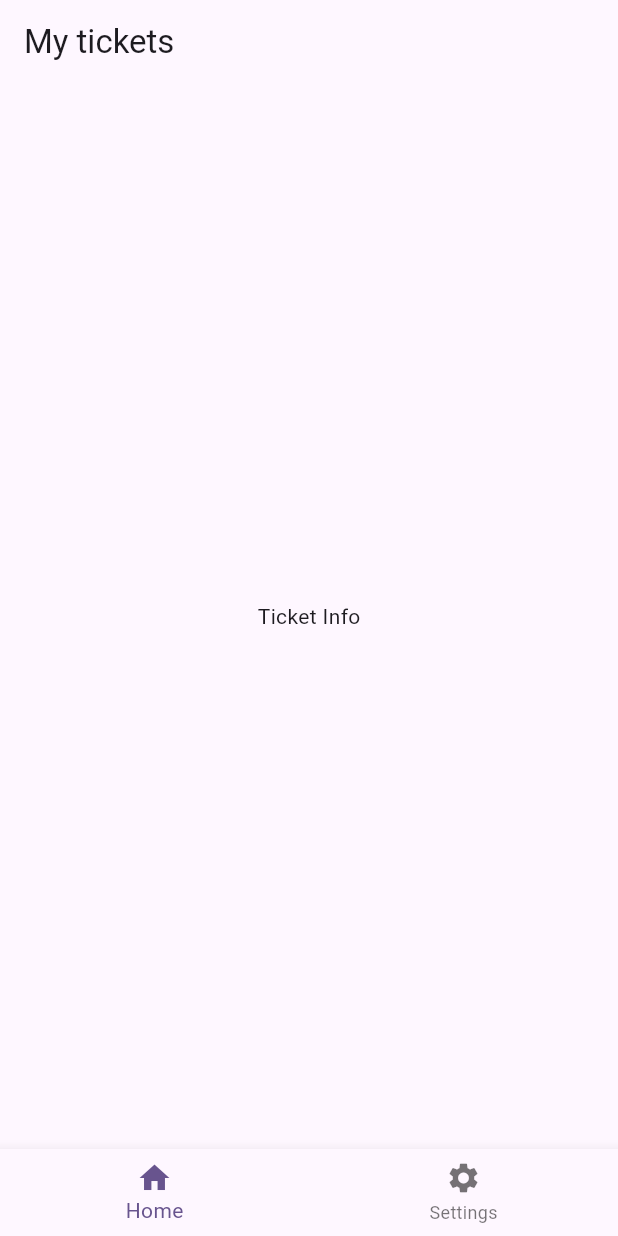
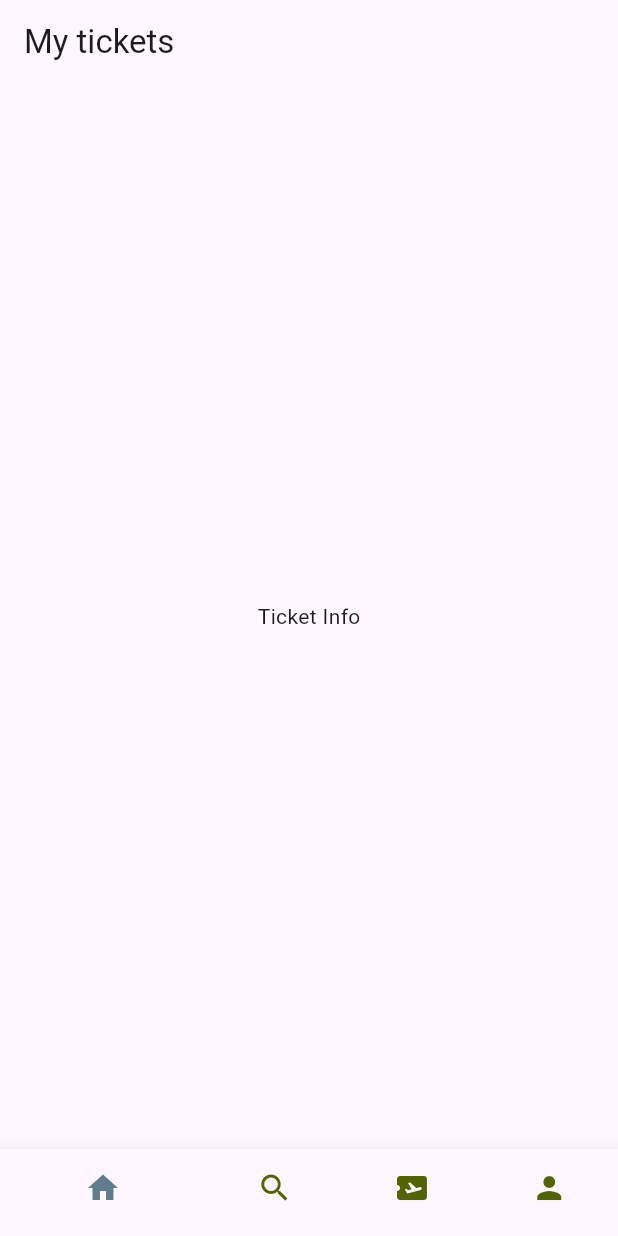
Before and after one commit to StandOut-0/Study-TicketApp, a Flutter app: the screen it shows after launch, on a phone screen of 412 x 824 dp. Run offline on Flutter 3.47's test engine with Material 3 defaults, Android fonts, the phone set to English and light mode, and no system bars.

Commit message:
BottomNavigationBarItem의 미선택/선택 label show 여부 지정하기

```diff
--- a/lib/base/bottom_nav_bar.dart
+++ b/lib/base/bottom_nav_bar.dart
@@ -19,9 +19,14 @@ class _BottomNavBarState extends State<BottomNavBar> {
         child: Text("Ticket Info"),
       ),
       bottomNavigationBar: BottomNavigationBar(
+        selectedItemColor: Colors.blueGrey,
+        unselectedItemColor: const Color(0xFF526400),
+        showSelectedLabels: false,
         items: const [
           BottomNavigationBarItem(icon: Icon(Icons.home), label: "Home"),
-          BottomNavigationBarItem(icon: Icon(Icons.settings), label: "Settings")
+          BottomNavigationBarItem(icon: Icon(Icons.search), label: "Search"),
+          BottomNavigationBarItem(icon: Icon(Icons.airplane_ticket), label: "Tickets"),
+          BottomNavigationBarItem(icon: Icon(Icons.person), label: "Profile")
         ],
       ),
     );
```
